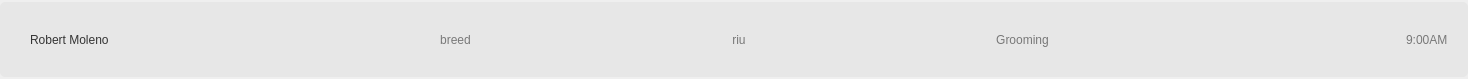
This is Desktop_Application/Frontend/ui-files/AppointmentsTodayCard.ui in DreddVDomasian/Petmate-Desktop-Application as Qt 5 draws it before an edit. The edited form follows.
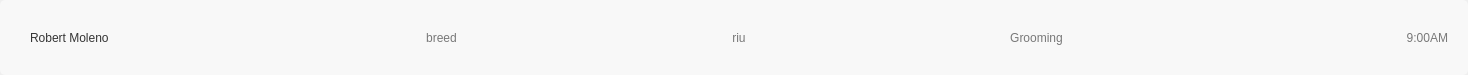
This is the edited form.

Commit message:
Improve appointment card scaling and font responsiveness
Added responsive scaling and font adjustments for AppointmentsTodayCard widgets in app.py, ensuring consistent appearance on resize. Updated AppointmentsTodayCard.ui to remove hardcoded font styles, adjust layout spacing, and improve alignment. Modified Home.ui to tweak minimum sizes, font sizes, and margins for better visual consistency.

Patch:
```diff
--- a/Desktop_Application/Frontend/ui-files/AppointmentsTodayCard.ui
+++ b/Desktop_Application/Frontend/ui-files/AppointmentsTodayCard.ui
@@ -7,7 +7,7 @@
     <x>0</x>
     <y>0</y>
     <width>1468</width>
-    <height>79</height>
+    <height>75</height>
    </rect>
   </property>
   <property name="windowTitle">
@@ -32,7 +32,7 @@
    <item>
     <widget class="QFrame" name="homeAppointments">
      <property name="sizePolicy">
-      <sizepolicy hsizetype="Expanding" vsizetype="Fixed">
+      <sizepolicy hsizetype="Expanding" vsizetype="Expanding">
        <horstretch>0</horstretch>
        <verstretch>0</verstretch>
       </sizepolicy>
@@ -48,7 +48,7 @@
      </property>
      <property name="styleSheet">
       <string notr="true">#homeAppointments{
-	background-color:rgb(231, 231, 231);
+	background-color:rgb(248, 248, 248);
 	border-radius : 5px;
 	border-bottom: #272727;
 	border-right: #272727;
@@ -65,7 +65,7 @@
      </property>
      <layout class="QHBoxLayout" name="horizontalLayout_2">
       <property name="spacing">
-       <number>0</number>
+       <number>70</number>
       </property>
       <property name="leftMargin">
        <number>30</number>
@@ -159,14 +159,8 @@
         </property>
        </widget>
       </item>
-      <item alignment="Qt::AlignRight">
+      <item>
        <widget class="QLabel" name="appointmentTime">
-        <property name="maximumSize">
-         <size>
-          <width>284</width>
-          <height>16777215</height>
-         </size>
-        </property>
         <property name="styleSheet">
          <string notr="true">font: 81 12pt &quot;Montserrat Medium&quot;;
 color: rgb(120, 120, 120);</string>
@@ -174,6 +168,12 @@
         <property name="text">
          <string>9:00AM</string>
         </property>
+        <property name="alignment">
+         <set>Qt::AlignRight|Qt::AlignTrailing|Qt::AlignVCenter</set>
+        </property>
+        <property name="margin">
+         <number>50</number>
+        </property>
        </widget>
       </item>
      </layout>
```
Left out of the diff: 12 changed lines with no effect on the pictures. The commit also changes 2 other files.
